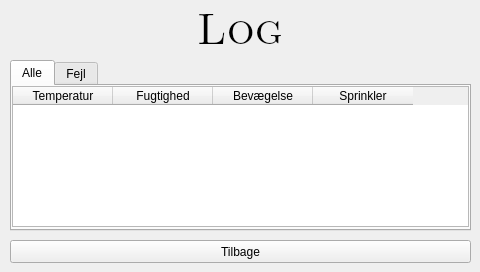
Before: the Qt Designer form winLog.ui in Crevil/PRJ3-Qt, drawn with Qt 5.
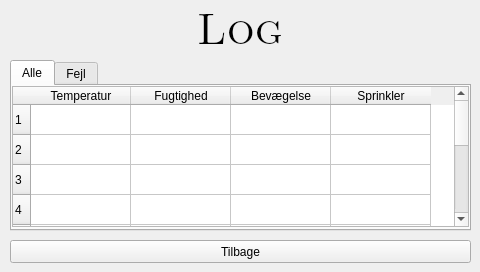
After: the same form once the commit is applied.

The edit to the form file:
```diff
--- a/winLog.ui
+++ b/winLog.ui
@@ -82,6 +82,19 @@
        <height>141</height>
       </rect>
      </property>
+     <property name="rowCount">
+      <number>10</number>
+     </property>
+     <row/>
+     <row/>
+     <row/>
+     <row/>
+     <row/>
+     <row/>
+     <row/>
+     <row/>
+     <row/>
+     <row/>
      <column>
       <property name="text">
        <string>Temperatur</string>
```
